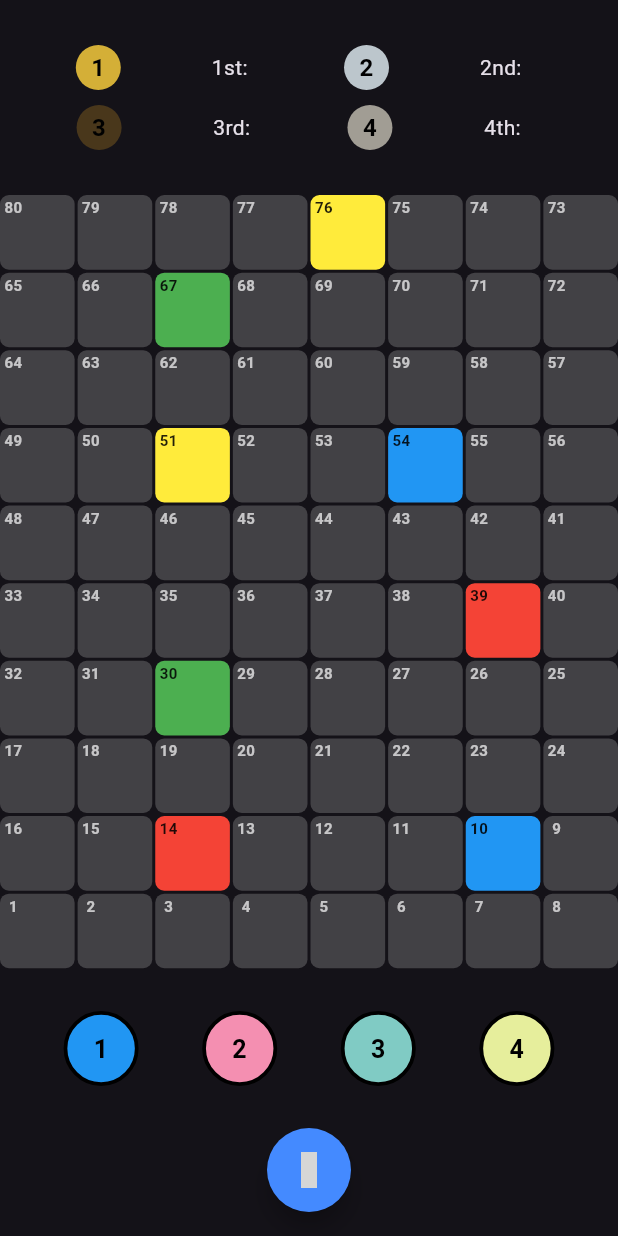
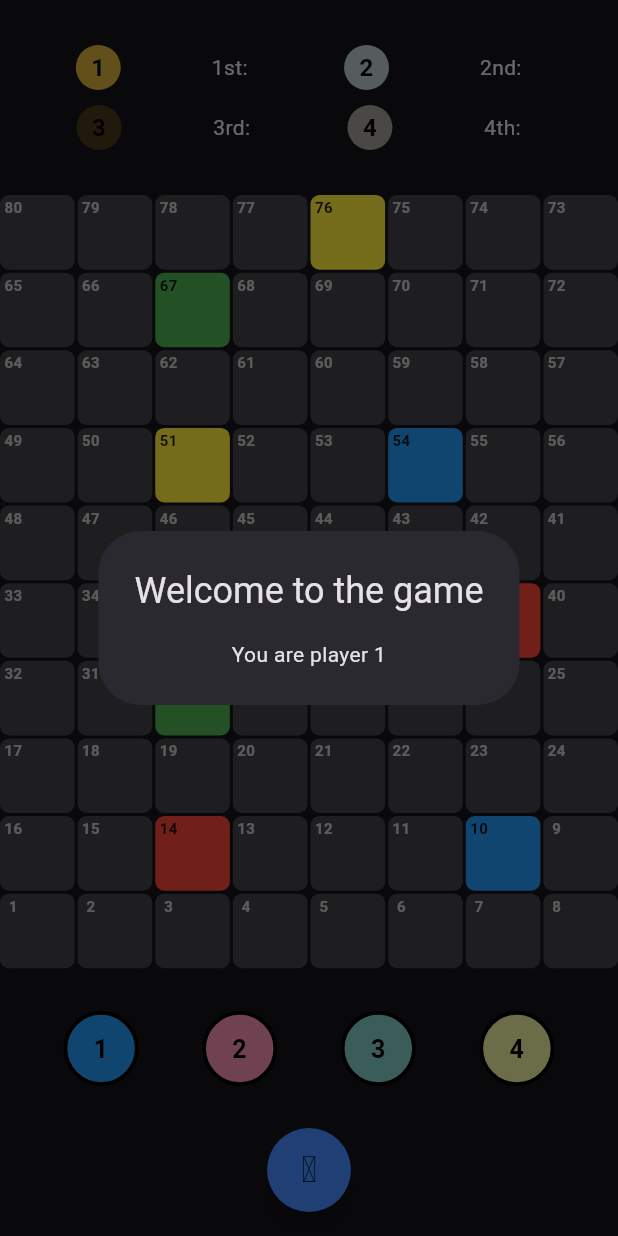
Before and after one commit to Nopalev/fp_ppb, a Flutter app: the GamePage screen opened by its route, on a phone screen of 412 x 824 dp. Run offline on Flutter 3.47's test engine with Material 3 defaults, Android fonts, the phone set to English and light mode, and no system bars; our stand-ins replace cloud_firestore, firebase_auth, firebase_core; missing offline and left inert: dice_icons; accounts and stored records are empty; generated files the repository leaves out were written again; grey boxes are pictures that could not be loaded.

Commit message:
added: dialogs

```diff
--- /dev/null
+++ b/lib/component/greeting_dialog.dart
@@ -0,0 +1,23 @@
+import 'package:flutter/material.dart';
+
+class GreetingDialog extends StatelessWidget {
+  final int turn;
+  const GreetingDialog({
+    super.key,
+    required this.turn
+  });
+
+  @override
+  Widget build(BuildContext context) {
+    return AlertDialog(
+      title: const Text(
+        'Welcome to the game',
+        textAlign: TextAlign.center,
+      ),
+      content: Text(
+        'You are player $turn',
+        textAlign: TextAlign.center,
+      )
+    );
+  }
+}
--- a/lib/model/game.dart
+++ b/lib/model/game.dart
@@ -17,4 +17,22 @@ class Game {
       }
     }
   }
+
+  int playerTurn(String uid){
+    for(int i=0; i<players.length; i++){
+      if(players[i]['id'] == uid){
+        return i+1;
+      }
+    }
+    return 0;
+  }
+
+  int getRank(String uid){
+    for(int i=0; i<players.length; i++){
+      if(players[i]['id'] == uid){
+        return players[i]['rank'];
+      }
+    }
+    return 0;
+  }
 }
--- a/lib/pages/home.dart
+++ b/lib/pages/home.dart
@@ -57,7 +57,8 @@ class _HomePageState extends State<HomePage> {
                       context: context,
                       builder: (BuildContext buildContext){
                         timer = Timer(const Duration(seconds: 5), () {
-                          Navigator.pushNamed(context, '/game');
+                          Navigator.pop(buildContext);
+                          Navigator.pushReplacementNamed(context, '/game');
                         });
                         return const WaitingRoomDialog();
                       }
@@ -66,8 +67,6 @@ class _HomePageState extends State<HomePage> {
                         timer!.cancel();
                       }
                     });
-                    // Navigator.pop(context);
-                    // Navigator.pushReplacementNamed(context, '/game');
                   },
                   childText: 'Play'
               ),
```
Also changed, not shown: lib/component/finished_game_dialog.dart (+18 -8 lines), lib/pages/game.dart (+25 -4 lines).
